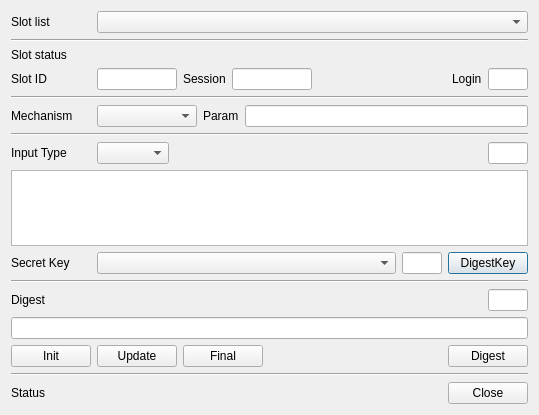
Above: CryptokiMan/digest_dlg.ui from jykim74/CryptokiMan before the change. Below: the same form after it.
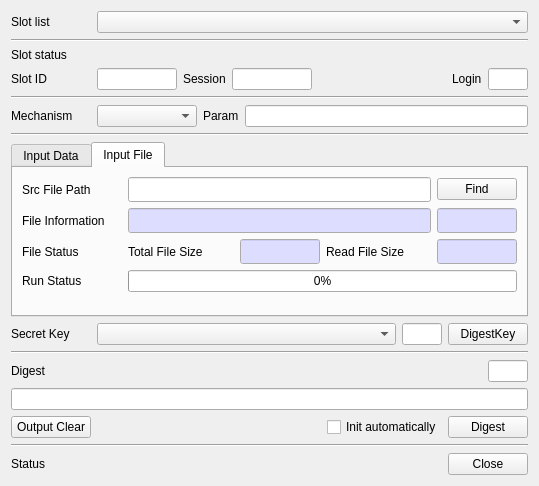
That is the form after the change.

Commit message: Digest 에서 파일 모드 지원

What changed in the file:
```diff
--- a/CryptokiMan/digest_dlg.ui
+++ b/CryptokiMan/digest_dlg.ui
@@ -7,7 +7,7 @@
     <x>0</x>
     <y>0</y>
     <width>539</width>
-    <height>415</height>
+    <height>486</height>
    </rect>
   </property>
   <property name="windowTitle">
@@ -215,68 +215,523 @@
     </widget>
    </item>
    <item>
-    <layout class="QGridLayout" name="gridLayout_3">
-     <property name="topMargin">
-      <number>0</number>
+    <widget class="QTabWidget" name="mInputTab">
+     <property name="currentIndex">
+      <number>1</number>
      </property>
-     <item row="0" column="2">
-      <spacer name="horizontalSpacer_5">
-       <property name="orientation">
-        <enum>Qt::Horizontal</enum>
-       </property>
-       <property name="sizeHint" stdset="0">
-        <size>
-         <width>40</width>
-         <height>20</height>
-        </size>
-       </property>
-      </spacer>
-     </item>
-     <item row="0" column="0">
-      <widget class="QLabel" name="label_5">
-       <property name="minimumSize">
-        <size>
-         <width>80</width>
-         <height>0</height>
-        </size>
-       </property>
-       <property name="maximumSize">
-        <size>
-         <width>80</width>
-         <height>16777215</height>
-        </size>
-       </property>
-       <property name="text">
-        <string>Input Type</string>
-       </property>
-      </widget>
-     </item>
-     <item row="0" column="1">
-      <widget class="QComboBox" name="mInputCombo"/>
-     </item>
-     <item row="0" column="3">
-      <widget class="QLineEdit" name="mInputLenText">
-       <property name="minimumSize">
-        <size>
-         <width>40</width>
-         <height>0</height>
-        </size>
-       </property>
-       <property name="maximumSize">
-        <size>
-         <width>40</width>
-         <height>16777215</height>
-        </size>
-       </property>
-       <property name="readOnly">
-        <bool>true</bool>
-       </property>
-      </widget>
-     </item>
-    </layout>
-   </item>
-   <item>
-    <widget class="QPlainTextEdit" name="mInputText"/>
+     <widget class="QWidget" name="tab">
+      <attribute name="title">
+       <string>Input Data</string>
+      </attribute>
+      <layout class="QVBoxLayout" name="verticalLayout_2">
+       <item>
+        <layout class="QGridLayout" name="gridLayout_8">
+         <property name="topMargin">
+          <number>0</number>
+         </property>
+         <item row="0" column="0">
+          <widget class="QLabel" name="label_5">
+           <property name="minimumSize">
+            <size>
+             <width>80</width>
+             <height>0</height>
+            </size>
+           </property>
+           <property name="maximumSize">
+            <size>
+             <width>80</width>
+             <height>16777215</height>
+            </size>
+           </property>
+           <property name="text">
+            <string>Input Type</string>
+           </property>
+          </widget>
+         </item>
+         <item row="0" column="3">
+          <widget class="QLineEdit" name="mInputLenText">
+           <property name="minimumSize">
+            <size>
+             <width>40</width>
+             <height>0</height>
+            </size>
+           </property>
+           <property name="maximumSize">
+            <size>
+             <width>40</width>
+             <height>16777215</height>
+            </size>
+           </property>
+           <property name="readOnly">
+            <bool>true</bool>
+           </property>
+          </widget>
+         </item>
+         <item row="0" column="1">
+          <widget class="QComboBox" name="mInputCombo"/>
+         </item>
+         <item row="0" column="2">
+          <spacer name="horizontalSpacer_5">
+           <property name="orientation">
+            <enum>Qt::Horizontal</enum>
+           </property>
+           <property name="sizeHint" stdset="0">
+            <size>
+             <width>40</width>
+             <height>20</height>
+            </size>
+           </property>
+          </spacer>
+         </item>
+        </layout>
+       </item>
+       <item>
+        <widget class="QPlainTextEdit" name="mInputText"/>
+       </item>
+       <item>
+        <layout class="QGridLayout" name="gridLayout_3">
+         <property name="topMargin">
+          <number>0</number>
+         </property>
+         <item row="0" column="0">
+          <widget class="QPushButton" name="mInitBtn">
+           <property name="text">
+            <string>Init</string>
+           </property>
+          </widget>
+         </item>
+         <item row="0" column="2">
+          <widget class="QPushButton" name="mFinalBtn">
+           <property name="text">
+            <string>Final</string>
+           </property>
+          </widget>
+         </item>
+         <item row="0" column="1">
+          <widget class="QPushButton" name="mUpdateBtn">
+           <property name="text">
+            <string>Update</string>
+           </property>
+          </widget>
+         </item>
+         <item row="0" column="4">
+          <widget class="QPushButton" name="mInputClearBtn">
+           <property name="text">
+            <string>Input Clear</string>
+           </property>
+          </widget>
+         </item>
+         <item row="0" column="3">
+          <spacer name="horizontalSpacer_6">
+           <property name="orientation">
+            <enum>Qt::Horizontal</enum>
+           </property>
+           <property name="sizeHint" stdset="0">
+            <size>
+             <width>40</width>
+             <height>20</height>
+            </size>
+           </property>
+          </spacer>
+         </item>
+        </layout>
+       </item>
+      </layout>
+     </widget>
+     <widget class="QWidget" name="tab_2">
+      <attribute name="title">
+       <string>Input File</string>
+      </attribute>
+      <layout class="QVBoxLayout" name="verticalLayout_3">
+       <item>
+        <layout class="QGridLayout" name="gridLayout_9">
+         <item row="0" column="1">
+          <widget class="QLineEdit" name="mSrcFileText">
+           <property name="font">
+            <font>
+             <family>굴림체</family>
+            </font>
+           </property>
+          </widget>
+         </item>
+         <item row="0" column="0">
+          <widget class="QLabel" name="label_11">
+           <property name="minimumSize">
+            <size>
+             <width>100</width>
+             <height>0</height>
+            </size>
+           </property>
+           <property name="maximumSize">
+            <size>
+             <width>100</width>
+             <height>16777215</height>
+            </size>
+           </property>
+           <property name="text">
+            <string>Src File Path</string>
+           </property>
+          </widget>
+         </item>
+         <item row="0" column="2">
+          <widget class="QPushButton" name="mFindSrcFileBtn">
+           <property name="minimumSize">
+            <size>
+             <width>80</width>
+             <height>0</height>
+            </size>
+           </property>
+           <property name="maximumSize">
+            <size>
+             <width>80</width>
+             <height>16777215</height>
+            </size>
+           </property>
+           <property name="text">
+            <string>Find</string>
+           </property>
+          </widget>
+         </item>
+        </layout>
+       </item>
+       <item>
+        <layout class="QGridLayout" name="gridLayout_10">
+         <item row="0" column="1">
+          <widget class="QLineEdit" name="mSrcFileInfoText">
+           <property name="palette">
+            <palette>
+             <active>
+              <colorrole role="Base">
+               <brush brushstyle="SolidPattern">
+                <color alpha="255">
+                 <red>221</red>
+                 <green>221</green>
+                 <blue>255</blue>
+                </color>
+               </brush>
+              </colorrole>
+             </active>
+             <inactive>
+              <colorrole role="Base">
+               <brush brushstyle="SolidPattern">
+                <color alpha="255">
+                 <red>221</red>
+                 <green>221</green>
+                 <blue>255</blue>
+                </color>
+               </brush>
+              </colorrole>
+             </inactive>
+             <disabled>
+              <colorrole role="Base">
+               <brush brushstyle="SolidPattern">
+                <color alpha="255">
+                 <red>240</red>
+                 <green>240</green>
+                 <blue>240</blue>
+                </color>
+               </brush>
+              </colorrole>
+             </disabled>
+            </palette>
+           </property>
+           <property name="font">
+            <font>
+             <family>굴림체</family>
+            </font>
+           </property>
+           <property name="readOnly">
+            <bool>true</bool>
+           </property>
+          </widget>
+         </item>
+         <item row="0" column="0">
+          <widget class="QLabel" name="label_12">
+           <property name="minimumSize">
+            <size>
+             <width>100</width>
+             <height>0</height>
+            </size>
+           </property>
+           <property name="maximumSize">
+            <size>
+             <width>100</width>
+             <height>16777215</height>
+            </size>
+           </property>
+           <property name="text">
+            <string>File Information</string>
+           </property>
+          </widget>
+         </item>
+         <item row="0" column="2">
+          <widget class="QLineEdit" name="mSrcFileSizeText">
+           <property name="minimumSize">
+            <size>
+             <width>80</width>
+             <height>0</height>
+            </size>
+           </property>
+           <property name="maximumSize">
+            <size>
+             <width>80</width>
+             <height>16777215</height>
+            </size>
+           </property>
+           <property name="palette">
+            <palette>
+             <active>
+              <colorrole role="Base">
+               <brush brushstyle="SolidPattern">
+                <color alpha="255">
+                 <red>221</red>
+                 <green>221</green>
+                 <blue>255</blue>
+                </color>
+               </brush>
+              </colorrole>
+             </active>
+             <inactive>
+              <colorrole role="Base">
+               <brush brushstyle="SolidPattern">
+                <color alpha="255">
+                 <red>221</red>
+                 <green>221</green>
+                 <blue>255</blue>
+                </color>
+               </brush>
+              </colorrole>
+             </inactive>
+             <disabled>
+              <colorrole role="Base">
+               <brush brushstyle="SolidPattern">
+                <color alpha="255">
+                 <red>240</red>
+                 <green>240</green>
+                 <blue>240</blue>
+                </color>
+               </brush>
+              </colorrole>
+             </disabled>
+            </palette>
+           </property>
+           <property name="font">
+            <font>
+             <family>굴림체</family>
+            </font>
+           </property>
+           <property name="readOnly">
+            <bool>true</bool>
+           </property>
+          </widget>
+         </item>
+        </layout>
+       </item>
+       <item>
+        <layout class="QGridLayout" name="gridLayout_11">
+         <item row="0" column="1">
+          <widget class="QLabel" name="label_15">
+           <property name="text">
+            <string>Total File Size</string>
+           </property>
+          </widget>
+         </item>
+         <item row="0" column="0">
+          <widget class="QLabel" name="label_13">
+           <property name="minimumSize">
+            <size>
+             <width>100</width>
+             <height>0</height>
+            </size>
+           </property>
+           <property name="maximumSize">
+            <size>
+             <width>100</width>
+             <height>16777215</height>
+            </size>
+           </property>
+           <property name="text">
+            <string>File Status</string>
+           </property>
+          </widget>
+         </item>
+         <item row="0" column="3">
+          <widget class="QLabel" name="label_16">
+           <property name="text">
+            <string>Read File Size</string>
+           </property>
+          </widget>
+         </item>
+         <item row="0" column="2">
+          <widget class="QLineEdit" name="mFileTotalSizeText">
+           <property name="minimumSize">
+            <size>
+             <width>80</width>
+             <height>0</height>
+            </size>
+           </property>
+           <property name="maximumSize">
+            <size>
+             <width>80</width>
+             <height>16777215</height>
+            </size>
+           </property>
+           <property name="palette">
+            <palette>
+             <active>
+              <colorrole role="Base">
+               <brush brushstyle="SolidPattern">
+                <color alpha="255">
+                 <red>221</red>
+                 <green>221</green>
+                 <blue>255</blue>
+                </color>
+               </brush>
+              </colorrole>
+             </active>
+             <inactive>
+              <colorrole role="Base">
+               <brush brushstyle="SolidPattern">
+                <color alpha="255">
+                 <red>221</red>
+                 <green>221</green>
+                 <blue>255</blue>
+                </color>
+               </brush>
+              </colorrole>
+             </inactive>
+             <disabled>
+              <colorrole role="Base">
+               <brush brushstyle="SolidPattern">
+                <color alpha="255">
+                 <red>240</red>
+                 <green>240</green>
+                 <blue>240</blue>
+                </color>
+               </brush>
+              </colorrole>
+             </disabled>
+            </palette>
+           </property>
+           <property name="font">
+            <font>
+             <family>굴림체</family>
+            </font>
+           </property>
+           <property name="readOnly">
+            <bool>true</bool>
+           </property>
+          </widget>
+         </item>
+         <item row="0" column="4">
+          <widget class="QLineEdit" name="mFileReadSizeText">
+           <property name="minimumSize">
+            <size>
+             <width>80</width>
+             <height>0</height>
+            </size>
+           </property>
+           <property name="maximumSize">
+            <size>
+             <width>80</width>
+             <height>16777215</height>
+            </size>
+           </property>
+           <property name="palette">
+            <palette>
+             <active>
+              <colorrole role="Base">
+               <brush brushstyle="SolidPattern">
+                <color alpha="255">
+                 <red>221</red>
+                 <green>221</green>
+                 <blue>255</blue>
+                </color>
+               </brush>
+              </colorrole>
+             </active>
+             <inactive>
+              <colorrole role="Base">
+               <brush brushstyle="SolidPattern">
+                <color alpha="255">
+                 <red>221</red>
+                 <green>221</green>
+                 <blue>255</blue>
+                </color>
+               </brush>
+              </colorrole>
+             </inactive>
+             <disabled>
+              <colorrole role="Base">
+               <brush brushstyle="SolidPattern">
+                <color alpha="255">
+                 <red>240</red>
+                 <green>240</green>
+                 <blue>240</blue>
+                </color>
+               </brush>
+              </colorrole>
+             </disabled>
+            </palette>
+           </property>
+           <property name="font">
+            <font>
+             <family>굴림체</family>
+            </font>
+           </property>
+           <property name="readOnly">
+            <bool>true</bool>
+           </property>
+          </widget>
+         </item>
+        </layout>
+       </item>
+       <item>
+        <layout class="QGridLayout" name="gridLayout_12">
+         <item row="0" column="0">
+          <widget class="QLabel" name="label_14">
+           <property name="minimumSize">
+            <size>
+             <width>100</width>
+             <height>0</height>
+            </size>
+           </property>
+           <property name="maximumSize">
+            <size>
+             <width>100</width>
+             <height>16777215</height>
+            </size>
+           </property>
+           <property name="text">
+            <string>Run Status</string>
+           </property>
+          </widget>
+         </item>
+         <item row="0" column="1">
+          <widget class="QProgressBar" name="mHashProgBar">
+           <property name="value">
+            <number>0</number>
+           </property>
+          </widget>
+         </item>
+        </layout>
+       </item>
+       <item>
+        <spacer name="verticalSpacer">
+         <property name="orientation">
+          <enum>Qt::Vertical</enum>
+         </property>
+         <property name="sizeHint" stdset="0">
+          <size>
+           <width>20</width>
+           <height>40</height>
+          </size>
+         </property>
+        </spacer>
+       </item>
+      </layout>
+     </widget>
+    </widget>
    </item>
    <item>
     <layout class="QGridLayout" name="gridLayout_5">
@@ -401,23 +856,9 @@
       <number>0</number>
      </property>
      <item>
-      <widget class="QPushButton" name="mInitBtn">
+      <widget class="QPushButton" name="mOutputClearBtn">
        <property name="text">
-        <string>Init</string>
-       </property>
-      </widget>
-     </item>
-     <item>
-      <widget class="QPushButton" name="mUpdateBtn">
-       <property name="text">
-        <string>Update</string>
-       </property>
-      </widget>
-     </item>
-     <item>
-      <widget class="QPushButton" name="mFinalBtn">
-       <property name="text">
-        <string>Final</string>
+        <string>Output Clear</string>
        </property>
       </widget>
      </item>
@@ -434,6 +875,13 @@
        </property>
       </spacer>
      </item>
+     <item>
+      <widget class="QCheckBox" name="mInitAutoCheck">
+       <property name="text">
+        <string>Init automatically</string>
+       </property>
+      </widget>
+     </item>
      <item>
       <widget class="QPushButton" name="mDigestBtn">
        <property name="text">
```
Left out of the diff: 5 changed lines with no effect on the pictures. The commit also changes 4 other files.
